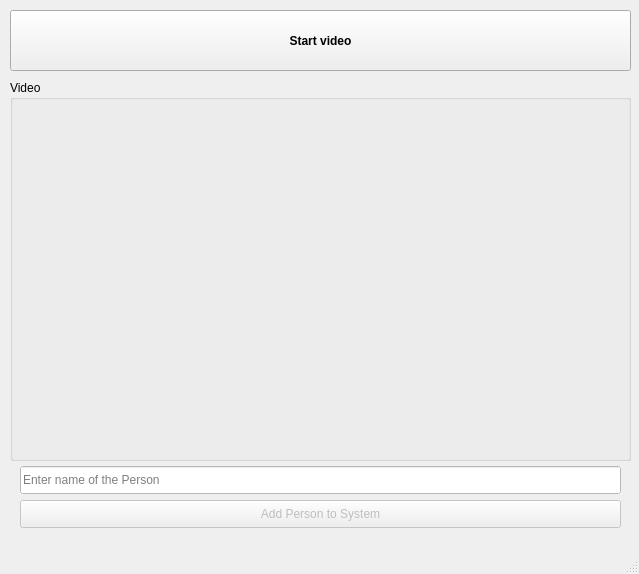
trnkv/facerec, file design.ui: the form before one commit.
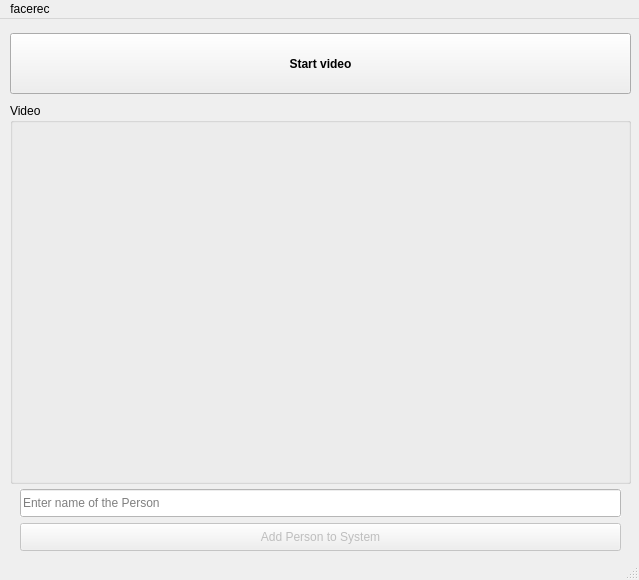
The form after the commit.

Patch:
```diff
--- a/design.ui
+++ b/design.ui
@@ -7,7 +7,7 @@
     <x>0</x>
     <y>0</y>
     <width>639</width>
-    <height>574</height>
+    <height>580</height>
    </rect>
   </property>
   <property name="windowTitle">
@@ -21,7 +21,7 @@
     <property name="geometry">
      <rect>
       <x>10</x>
-      <y>80</y>
+      <y>84</y>
       <width>621</width>
       <height>381</height>
      </rect>
@@ -50,7 +50,7 @@
     <property name="geometry">
      <rect>
       <x>10</x>
-      <y>10</y>
+      <y>14</y>
       <width>621</width>
       <height>61</height>
      </rect>
@@ -77,7 +77,7 @@
     <property name="geometry">
      <rect>
       <x>20</x>
-      <y>500</y>
+      <y>504</y>
       <width>601</width>
       <height>28</height>
      </rect>
@@ -96,7 +96,7 @@
     <property name="geometry">
      <rect>
       <x>20</x>
-      <y>466</y>
+      <y>470</y>
       <width>601</width>
       <height>28</height>
      </rect>
@@ -545,6 +545,14 @@
      <height>22</height>
     </rect>
    </property>
+   <widget class="QMenu" name="menufacerec">
+    <property name="title">
+     <string>facerec</string>
+    </property>
+    <addaction name="separator"/>
+    <addaction name="actionAbout"/>
+   </widget>
+   <addaction name="menufacerec"/>
   </widget>
   <widget class="QStatusBar" name="statusbar"/>
  </widget>
```
Left out of the diff: 7 changed lines with no effect on the pictures.
